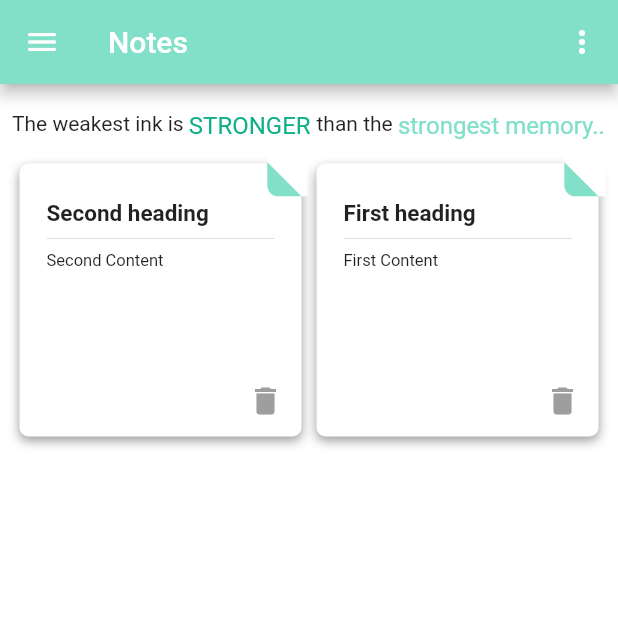
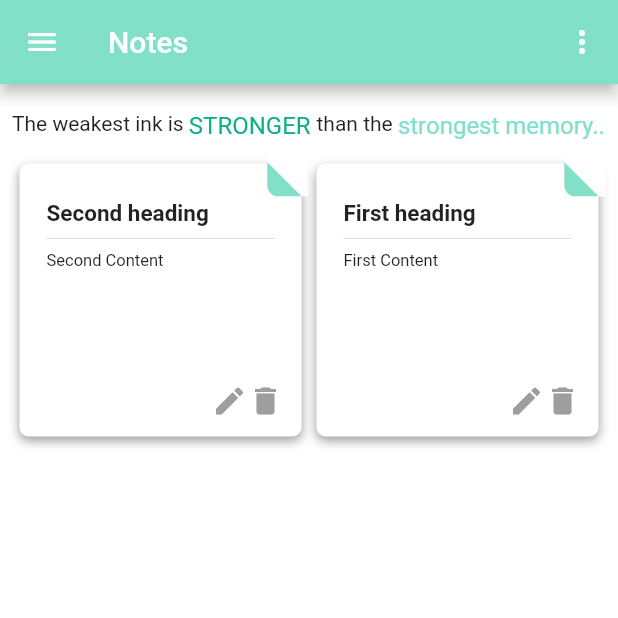
Before and after one commit to HashemAlkeshawi/Magic_calculator, a Flutter app: the Notes_UI screen opened directly, on a phone screen of 412 x 824 dp, the top half of it. Run offline on Flutter 3.47's test engine with Material 2 defaults, Android fonts, the phone set to English and light mode, and no system bars; our stand-ins replace flutter_svg, lottie; missing offline and left inert: dart:ffi, share_files_and_screenshot_widgets.

```diff
--- a/lib/widgets/Note_item_ui.dart
+++ b/lib/widgets/Note_item_ui.dart
@@ -62,6 +62,17 @@ class _NoteGridListState extends State<NoteGridList> {
                           children: [
                             InkWell(
                               onTap: () {
+                                Navigator.of(context).push(MaterialPageRoute(
+                                    builder: (context) => Edit_Note(index)));
+                              },
+                              child: Icon(
+                                Icons.edit,
+                                color: Colors.grey,
+                                size: 24,
+                              ),
+                            ),
+                            InkWell(
+                              onTap: () {
                                 noteList.removeAt(index);
                                 setState(() {});
                               },
```
Also changed, not shown: lib/screens/HiddenApp/notes_modul/note.dart (+25 -13 lines).
